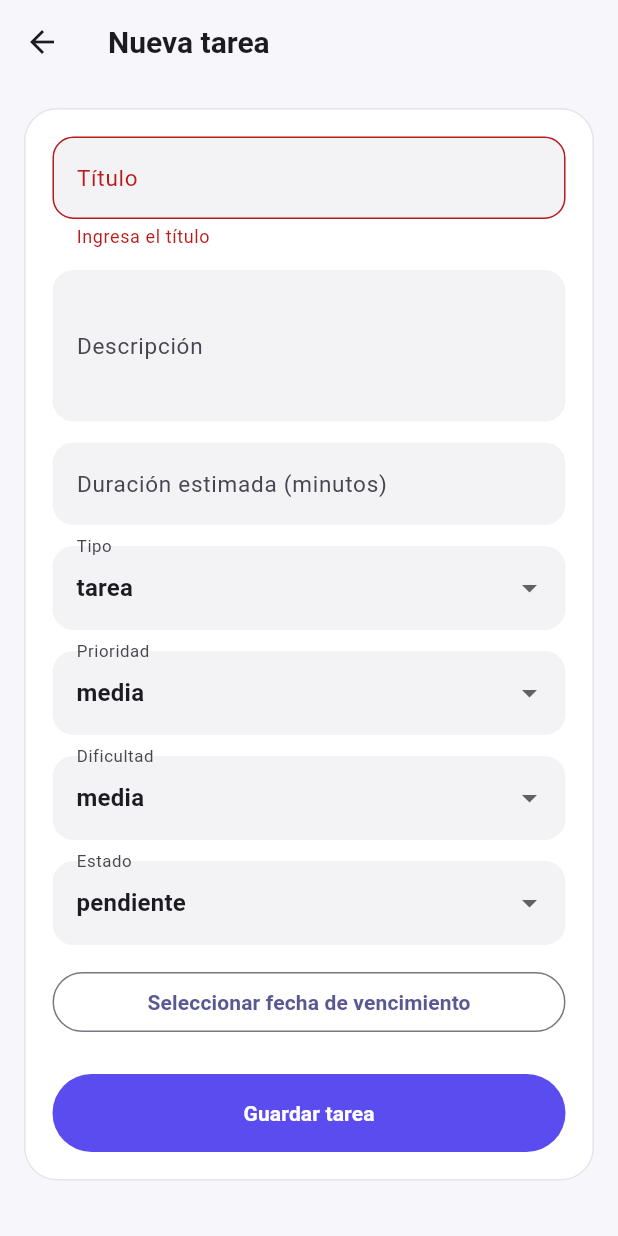
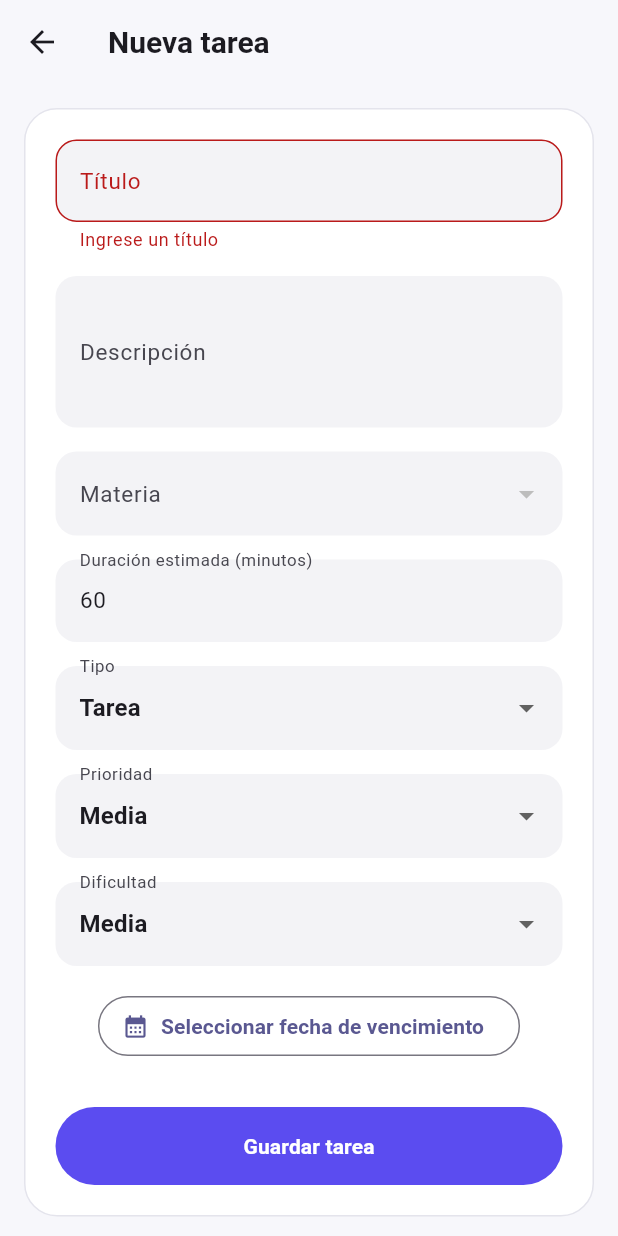
Before and after one commit to Maria-tovarp/App-Snow, a Flutter app: the CreateTareaPage screen opened directly, after a tap on "Guardar tarea", on a phone screen of 412 x 824 dp. Run offline on Flutter 3.47's test engine with Material 3 defaults, Android fonts, the phone set to English and light mode, and no system bars; our stand-ins replace audioplayers, flutter_dotenv, flutter_riverpod, go_router, shared_preferences, supabase_flutter; accounts and stored records are empty.

Commit message:
Actualizar archivos tareas

```diff
--- a/lib/features/tareas/data/tarea_repository.dart
+++ b/lib/features/tareas/data/tarea_repository.dart
@@ -1,16 +1,42 @@
 import 'package:supabase_flutter/supabase_flutter.dart';
 
 import 'tarea_model.dart';
+import 'package:helloworld/features/tareas/domain/repositories/tarea_repository_port.dart';
 
-import 'package:helloworld/features/tareas/domain/repositories/tarea_repository_port.dart';
 class TareaRepository implements TareaRepositoryPort {
   final SupabaseClient _client = Supabase.instance.client;
 
+  /// ==========================================
+  /// MATERIAS
+  /// ==========================================
+
+  Future<List<Map<String, dynamic>>> getMaterias() async {
+    final user = _client.auth.currentUser;
+
+    if (user == null) return [];
+
+    final response = await _client
+        .from('materias')
+        .select('id,nombre')
+        .eq('user_id', user.id)
+        .order('nombre');
+
+    return List<Map<String, dynamic>>.from(response);
+  }
+
+  /// ==========================================
+  /// TAREAS
+  /// ==========================================
+
+  @override
   Future<List<TareaModel>> getTareas() async {
     final user = _client.auth.currentUser;
+
     if (user == null) return [];
 
-    final response = await _client.from('tareas').select('''
+    final response = await _client
+        .from('tareas')
+        .select('''
           id,
           titulo,
           descripcion,
@@ -23,11 +49,16 @@ class TareaRepository implements TareaRepositoryPort {
           materia_id,
           user_id,
           materias!tareas_materia_id_fkey(nombre)
-      ''').eq('user_id', user.id).order('created_at', ascending: false);
+        ''')
+        .eq('user_id', user.id)
+        .order('created_at', ascending: false);
 
-    return (response as List).map((e) => TareaModel.fromJson(e)).toList();
+    return (response as List)
+        .map((e) => TareaModel.fromJson(e))
+        .toList();
   }
 
+  @override
   Future<void> createTarea({
     required String titulo,
     String? descripcion,
@@ -40,6 +71,7 @@ class TareaRepository implements TareaRepositoryPort {
     String? materiaId,
   }) async {
     final user = _client.auth.currentUser;
+
     if (user == null) {
       throw Exception('No hay usuario autenticado');
     }
@@ -58,6 +90,7 @@ class TareaRepository implements TareaRepositoryPort {
     });
   }
 
+  @override
   Future<void> updateTarea({
     required String id,
     required String titulo,
@@ -79,10 +112,12 @@ class TareaRepository implements TareaRepositoryPort {
     }).eq('id', id);
   }
 
+  @override
   Future<void> deleteTarea(String id) async {
     await _client.from('tareas').delete().eq('id', id);
   }
 
+  @override
   Future<void> updateEstado({
     required String id,
     required String estado,
--- a/lib/features/tareas/presentation/pages/create_tarea_page.dart
+++ b/lib/features/tareas/presentation/pages/create_tarea_page.dart
@@ -11,18 +11,31 @@ class CreateTareaPage extends StatefulWidget {
 
 class _CreateTareaPageState extends State<CreateTareaPage> {
   final _formKey = GlobalKey<FormState>();
+
   final _tituloCtrl = TextEditingController();
   final _descripcionCtrl = TextEditingController();
-  final _duracionCtrl = TextEditingController();
+  final _duracionCtrl = TextEditingController(text: '60');
 
   final TareaRepository _repository = TareaRepository();
+
+  List<Map<String, dynamic>> materias = [];
+
+  String? materiaId;
 
   String tipo = 'tarea';
   String prioridad = 'media';
   String dificultad = 'media';
   String estado = 'pendiente';
+
   bool isLoading = false;
+
   DateTime? fechaVencimiento;
+
+  @override
+  void initState() {
+    super.initState();
+    _loadMaterias();
+  }
 
   @override
   void dispose() {
@@ -32,11 +45,23 @@ class _CreateTareaPageState extends State<CreateTareaPage> {
     super.dispose();
   }
 
+  Future<void> _loadMaterias() async {
+    try {
+      final data = await _repository.getMaterias();
+
+      if (!mounted) return;
+
+      setState(() {
+        materias = data;
+      });
+    } catch (_) {}
+  }
+
   Future<void> _pickFecha() async {
     final picked = await showDatePicker(
       context: context,
       initialDate: DateTime.now(),
-      firstDate: DateTime(2024),
+      firstDate: DateTime.now(),
       lastDate: DateTime(2100),
     );
 
@@ -50,7 +75,20 @@ class _CreateTareaPageState extends State<CreateTareaPage> {
   Future<void> _save() async {
     if (!_formKey.currentState!.validate()) return;
 
-    setState(() => isLoading = true);
+    if (fechaVencimiento == null) {
+      ScaffoldMessenger.of(context).showSnackBar(
+        const SnackBar(
+          content: Text(
+            'Seleccione la fecha de vencimiento',
+          ),
+        ),
+      );
+      return;
+    }
+
+    setState(() {
+      isLoading = true;
+    });
 
     try {
       await _repository.createTarea(
@@ -58,25 +96,34 @@ class _CreateTareaPageState extends State<CreateTareaPage> {
         descripcion: _descripcionCtrl.text.trim().isEmpty
             ? null
             : _descripcionCtrl.text.trim(),
-        fechaVencimiento: fechaVencimiento?.toIso8601String().split('T').first,
-        duracionEstimada: int.tryParse(_duracionCtrl.text.trim()) ?? 0,
+        fechaVencimiento: fechaVencimiento!.toIso8601String(),
+        duracionEstimada:
+            int.tryParse(_duracionCtrl.text.trim()) ?? 60,
         tipo: tipo,
         prioridad: prioridad,
         dificultad: dificultad,
         estado: estado,
-        materiaId: null,
+        materiaId: materiaId,
       );
 
       if (!mounted) return;
+
       Navigator.pop(context, true);
     } catch (e) {
       if (!mounted) return;
+
       ScaffoldMessenger.of(context).showSnackBar(
-        SnackBar(content: Text('Error al guardar tarea: $e')),
+        SnackBar(
+          content: Text(
+            'Error al guardar la tarea\n$e',
+          ),
+        ),
       );
     } finally {
       if (mounted) {
-        setState(() => isLoading = false);
+        setState(() {
+          isLoading = false;
+        });
       }
     }
   }
@@ -99,7 +146,9 @@ class _CreateTareaPageState extends State<CreateTareaPage> {
           .map(
             (item) => DropdownMenuItem(
               value: item,
-              child: Text(item),
+              child: Text(
+                item[0].toUpperCase() + item.substring(1),
+              ),
             ),
           )
           .toList(),
@@ -112,109 +161,157 @@ class _CreateTareaPageState extends State<CreateTareaPage> {
     return Scaffold(
       backgroundColor: const Color(0xFFF7F7FB),
       appBar: AppBar(
-        title: const Text('Nueva tarea'),
+        title: const Text("Nueva tarea"),
+        elevation: 0,
         backgroundColor: const Color(0xFFF7F7FB),
-        elevation: 0,
       ),
       body: SingleChildScrollView(
         padding: const EdgeInsets.all(16),
         child: Container(
-          padding: const EdgeInsets.all(18),
+          padding: const EdgeInsets.all(20),
           decoration: BoxDecoration(
             color: Colors.white,
             borderRadius: BorderRadius.circular(22),
-            border: Border.all(color: const Color(0xFFE4E4EC)),
+            border: Border.all(
+              color: const Color(0xFFE4E4EC),
+            ),
           ),
           child: Form(
             key: _formKey,
             child: Column(
               children: [
+
                 TextFormField(
                   controller: _tituloCtrl,
                   decoration: InputDecoration(
-                    labelText: 'Título',
+                    labelText: "Título",
                     border: OutlineInputBorder(
                       borderRadius: BorderRadius.circular(14),
                     ),
                   ),
                   validator: (value) {
                     if (value == null || value.trim().isEmpty) {
-                      return 'Ingresa el título';
+                      return "Ingrese un título";
                     }
                     return null;
                   },
                 ),
-                const SizedBox(height: 14),
+
+                const SizedBox(height: 16),
+
                 TextFormField(
                   controller: _descripcionCtrl,
                   maxLines: 3,
                   decoration: InputDecoration(
-                    labelText: 'Descripción',
+                    labelText: "Descripción",
                     border: OutlineInputBorder(
                       borderRadius: BorderRadius.circular(14),
                     ),
                   ),
                 ),
-                const SizedBox(height: 14),
+
+                const SizedBox(height: 16),
+
+                DropdownButtonFormField<String>(
+                  value: materiaId,
+                  decoration: InputDecoration(
+                    labelText: "Materia",
+                    border: OutlineInputBorder(
+                      borderRadius: BorderRadius.circular(14),
+                    ),
+                  ),
+                  items: materias.map((materia) {
+                    return DropdownMenuItem<String>(
+                      value: materia["id"] as String,
+                      child: Text(
+                        materia["nombre"] as String,
+                      ),
+                    );
+                  }).toList(),
+                  onChanged: (value) {
+                    setState(() {
+                      materiaId = value;
+                    });
+                  },
+                ),
+
+                const SizedBox(height: 16),
+
                 TextFormField(
                   controller: _duracionCtrl,
                   keyboardType: TextInputType.number,
                   decoration: InputDecoration(
-                    labelText: 'Duración estimada (minutos)',
+                    labelText: "Duración estimada (minutos)",
                     border: OutlineInputBorder(
                       borderRadius: BorderRadius.circular(14),
                     ),
                   ),
                 ),
-                const SizedBox(height: 14),
+
+                const SizedBox(height: 16),
+
                 _buildDropdown(
-                  label: 'Tipo',
+                  label: "Tipo",
                   value: tipo,
-                  items: const ['tarea', 'examen'],
+                  items: const [
+                    "tarea",
+                    "examen",
+                  ],
                   onChanged: (value) {
-                    setState(() => tipo = value!);
+                    setState(() {
+                      tipo = value!;
+                    });
                   },
                 ),
-                const SizedBox(height: 14),
+
+                const SizedBox(height: 16),
+
                 _buildDropdown(
-                  label: 'Prioridad',
+                  label: "Prioridad",
                   value: prioridad,
-                  items: const ['baja', 'media', 'alta'],
+                  items: const [
+                    "baja",
+                    "media",
+                    "alta",
+                  ],
                   onChanged: (value) {
-                    setState(() => prioridad = value!);
+                    setState(() {
+                      prioridad = value!;
+                    });
                   },
                 ),
-                const SizedBox(height: 14),
+
+                const SizedBox(height: 16),
+
                 _buildDropdown(
-                  label: 'Dificultad',
+                  label: "Dificultad",
                   value: dificultad,
-                  items: const ['baja', 'media', 'alta'],
+                  items: const [
+                    "baja",
+                    "media",
+                    "alta",
+                  ],
                   onChanged: (value) {
-                    setState(() => dificultad = value!);
+                    setState(() {
+                      dificultad = value!;
+                    });
                   },
                 ),
-                const SizedBox(height: 14),
-                _buildDropdown(
-                  label: 'Estado',
-                  value: estado,
-                  items: const ['pendiente', 'completada'],
-                  onChanged: (value) {
-                    setState(() => estado = value!);
-                  },
+
+                const SizedBox(height: 16),
+
+                OutlinedButton.icon(
+                  icon: const Icon(Icons.calendar_month),
+                  label: Text(
+                    fechaVencimiento == null
+                        ? "Seleccionar fecha de vencimiento"
+                        : "${fechaVencimiento!.day}/${fechaVencimiento!.month}/${fechaVencimiento!.year}",
+                  ),
+                  onPressed: _pickFecha,
                 ),
-                const SizedBox(height: 14),
-                SizedBox(
-                  width: double.infinity,
-                  child: OutlinedButton(
-                    onPressed: _pickFecha,
-                    child: Text(
-                      fechaVencimiento == null
-                          ? 'Seleccionar fecha de vencimiento'
-                          : 'Vence: ${fechaVencimiento!.toIso8601String().split('T').first}',
-                    ),
-                  ),
-                ),
-                const SizedBox(height: 24),
+
+                const SizedBox(height: 30),
+
                 SizedBox(
                   width: double.infinity,
                   height: 52,
@@ -224,8 +321,10 @@ class _CreateTareaPageState extends State<CreateTareaPage> {
                     ),
                     onPressed: isLoading ? null : _save,
                     child: isLoading
-                        ? const CircularProgressIndicator(color: Colors.white)
-                        : const Text('Guardar tarea'),
+                        ? const CircularProgressIndicator(
+                            color: Colors.white,
+                          )
+                        : const Text("Guardar tarea"),
                   ),
                 ),
               ],
```
Lines whose indentation alone changed are shown as unchanged.
